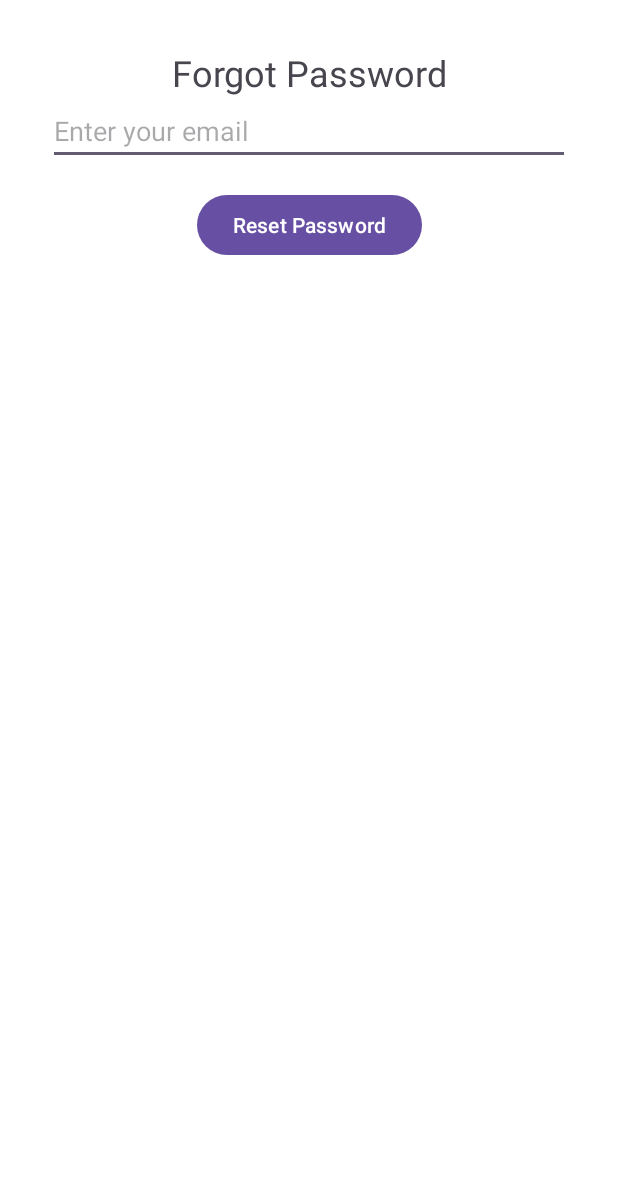
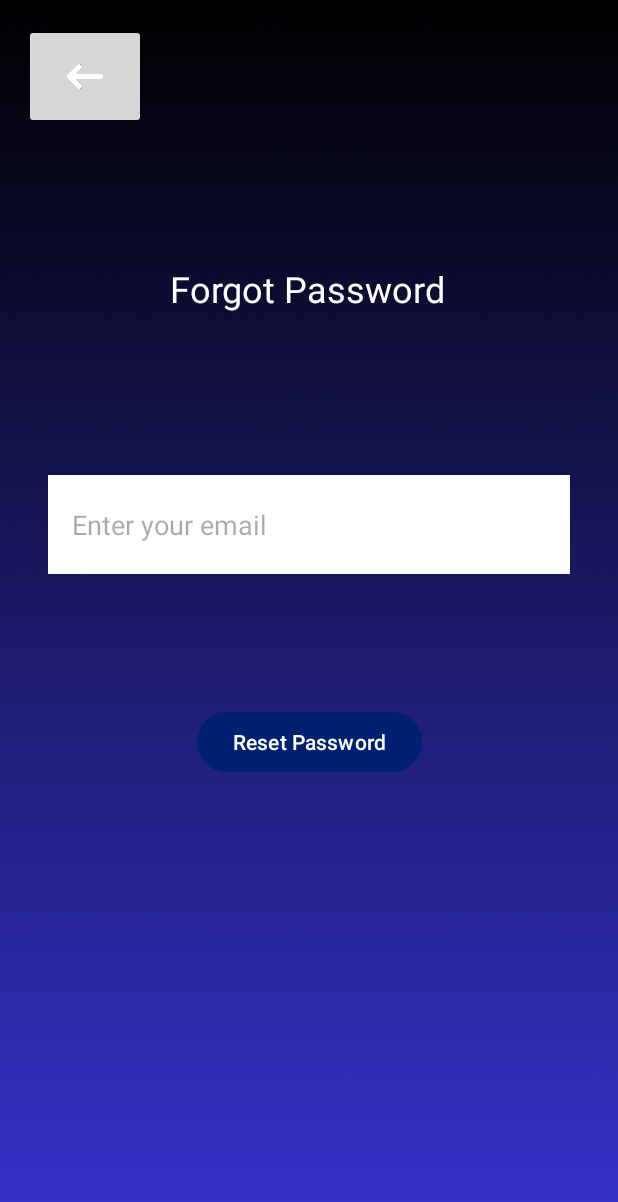
Before and after one commit to RickyR23/490Project, an Android app: the forgetPassword screen opened directly, with no data from a screen before it, on a phone screen of 412 x 824 dp. Shown: the top 1202 px of the screen. Run offline under Robolectric (Android 15) with nearby library versions, the phone set to English and light mode, and no system bars.

Commit message:
back button

```diff
--- a/app/src/main/java/com/example/legatoapp/forgetPassword.java
+++ b/app/src/main/java/com/example/legatoapp/forgetPassword.java
@@ -3,6 +3,9 @@ package com.example.legatoapp;
 import androidx.appcompat.app.AppCompatActivity;
 
 import android.os.Bundle;
+import android.content.Intent;
+import android.view.View;
+import android.widget.ImageButton;
 
 public class forgetPassword extends AppCompatActivity {
 
@@ -10,5 +13,23 @@ public class forgetPassword extends AppCompatActivity {
     protected void onCreate(Bundle savedInstanceState) {
         super.onCreate(savedInstanceState);
         setContentView(R.layout.activity_forget_password);
+
+        // Find the back to login button by its ID
+        ImageButton backToLogInButton = findViewById(R.id.backToLogInButton);
+
+        // Set an OnClickListener on the back to login button
+        backToLogInButton.setOnClickListener(new View.OnClickListener() {
+            @Override
+            public void onClick(View v) {
+                // Create an Intent to start the LoginActivity
+                Intent intent = new Intent(forgetPassword.this, userLoginActivity.class);
+
+                // Start the LoginActivity
+                startActivity(intent);
+
+                // Finish the current activity to remove it from the back stack
+                finish();
+            }
+        });
     }
 }
--- a/app/src/main/res/layout/activity_forget_password.xml
+++ b/app/src/main/res/layout/activity_forget_password.xml
@@ -5,37 +5,58 @@
     android:layout_width="match_parent"
     android:layout_height="match_parent"
     tools:context=".forgetPassword"
-    android:background="@android:color/white">
+    android:background="@drawable/background">
 
     <TextView
         android:id="@+id/forgotPasswordHeader"
         android:layout_width="wrap_content"
         android:layout_height="wrap_content"
-        android:layout_marginTop="32dp"
+        android:layout_marginTop="176dp"
         android:text="Forgot Password"
         android:textSize="24sp"
-        app:layout_constraintTop_toTopOf="parent"
+        android:textColor="@color/white"
+        app:layout_constraintEnd_toEndOf="parent"
+        app:layout_constraintHorizontal_bias="0.497"
         app:layout_constraintStart_toStartOf="parent"
-        app:layout_constraintEnd_toEndOf="parent" />
+        app:layout_constraintTop_toTopOf="parent" />
 
     <EditText
         android:id="@+id/emailInput"
-        android:layout_width="0dp"
-        android:layout_height="wrap_content"
+        android:layout_width="348dp"
+        android:layout_height="66dp"
+        android:layout_marginHorizontal="32dp"
+        android:layout_marginTop="108dp"
         android:hint="Enter your email"
-        android:layout_marginHorizontal="32dp"
         android:inputType="textEmailAddress"
-        app:layout_constraintTop_toBottomOf="@id/forgotPasswordHeader"
+        android:textColor="@android:color/white"
+        android:background="@color/cardview_light_background"
+        android:paddingStart="16dp"
+        app:layout_constraintHorizontal_bias="0.0"
         app:layout_constraintStart_toStartOf="parent"
-        app:layout_constraintEnd_toEndOf="parent" />
+        app:layout_constraintTop_toBottomOf="@id/forgotPasswordHeader" />
 
     <Button
         android:id="@+id/resetPasswordButton"
         android:layout_width="wrap_content"
         android:layout_height="wrap_content"
+        android:layout_marginTop="88dp"
         android:text="Reset Password"
-        app:layout_constraintTop_toBottomOf="@id/emailInput"
+        android:backgroundTint="@color/button_color"
+        app:layout_constraintEnd_toEndOf="parent"
         app:layout_constraintStart_toStartOf="parent"
+        app:layout_constraintTop_toBottomOf="@id/emailInput" />
+
+    <ImageButton
+        android:id="@+id/backToLogInButton"
+        android:layout_width="81dp"
+        android:layout_height="70dp"
+        android:layout_marginTop="16dp"
+        android:contentDescription="Back to Login"
+        android:scaleType="fitCenter"
         app:layout_constraintEnd_toEndOf="parent"
-        android:layout_marginTop="16dp" />
+        app:layout_constraintHorizontal_bias="0.048"
+        app:layout_constraintStart_toStartOf="parent"
+        app:layout_constraintTop_toTopOf="parent"
+        app:srcCompat="@drawable/back_button" />
+
 </androidx.constraintlayout.widget.ConstraintLayout>
--- a/app/src/main/res/values/colors.xml
+++ b/app/src/main/res/values/colors.xml
@@ -8,4 +8,5 @@
     <color name="black">#FF000000</color>
     <color name="white">#FFFFFFFF</color>
     <color name="blue_logo">#0a62c2</color>
+    <color name="button_color">#002072</color>
 </resources>
```
Also changed, not shown: app/src/main/java/com/example/legatoapp/signUp.java (+17 -0 lines), app/src/main/res/layout/activity_sign_up.xml (+13 -19 lines), app/src/main/res/drawable/back_button.png (added).
